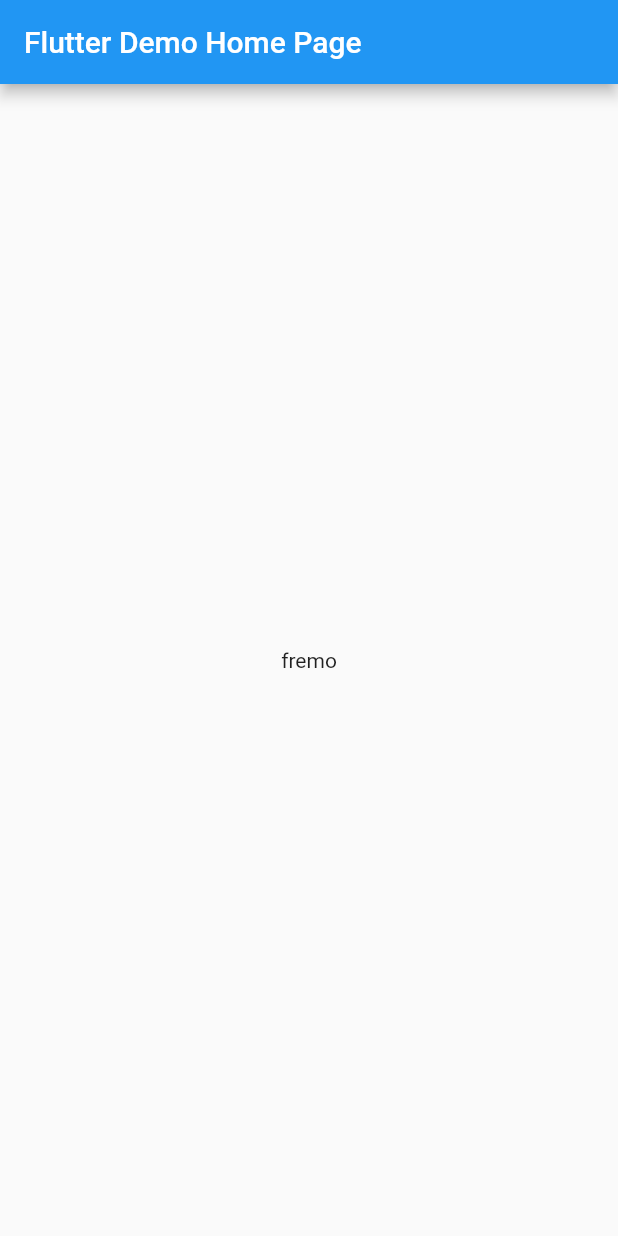
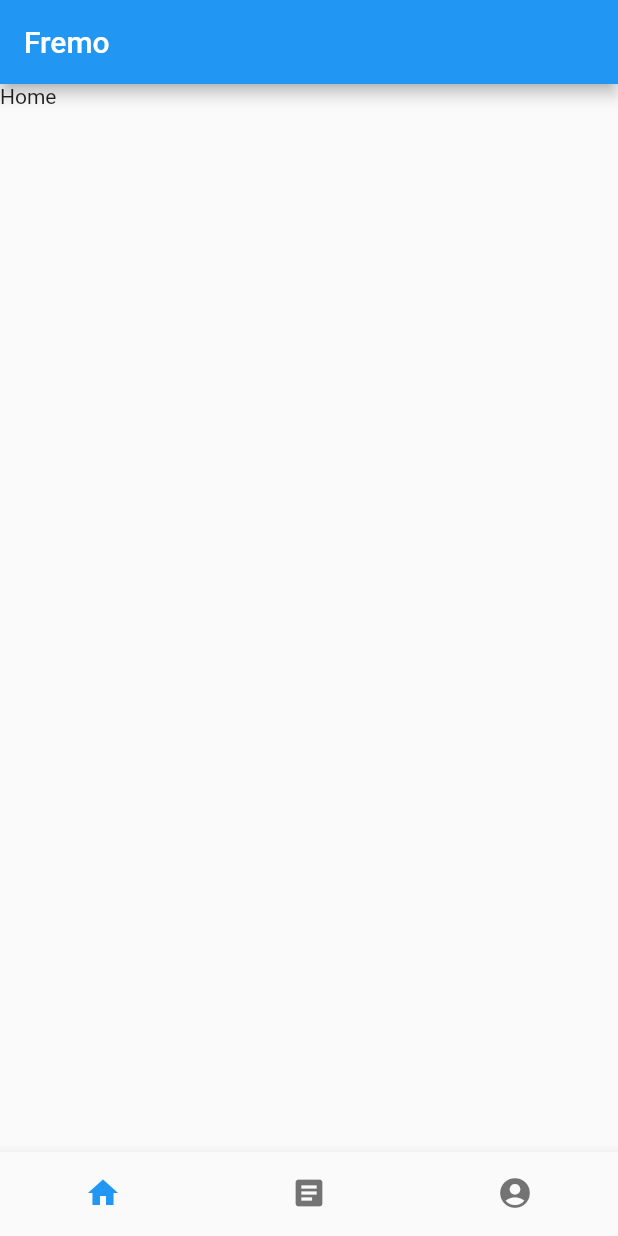
Before and after one commit to Zasz123/fremo_app, a Flutter app: the screen it shows after launch, on a phone screen of 412 x 824 dp. Run offline on Flutter 3.47's test engine with Material 2 defaults, Android fonts, the phone set to English and light mode, and no system bars.

Commit message:
feat: add bottom navigation bar on main

```diff
--- a/lib/main.dart
+++ b/lib/main.dart
@@ -1,4 +1,10 @@
 import 'package:flutter/material.dart';
+
+import 'package:fremo_app/models/bottomNavbar.dart';
+
+import 'package:fremo_app/pages/home.dart';
+import 'package:fremo_app/pages/myMemo.dart';
+import 'package:fremo_app/pages/myInfo.dart';
 
 void main() {
   runApp(MyApp());
@@ -9,11 +15,11 @@ class MyApp extends StatelessWidget {
   Widget build(BuildContext context) {
     return MaterialApp(
       title: 'Fremo App',
+      debugShowCheckedModeBanner: false,
       theme: ThemeData(
         primarySwatch: Colors.blue,
-        visualDensity: VisualDensity.adaptivePlatformDensity,
       ),
-      home: MyHomePage(title: 'Flutter Demo Home Page'),
+      home: MyHomePage(title: 'Fremo'),
     );
   }
 }
@@ -28,22 +34,62 @@ class MyHomePage extends StatefulWidget {
 }
 
 class _MyHomePageState extends State<MyHomePage> {
+  int _selectedPageIndex = 0;
+  List<BottomNavbar> _bottomNavbarList = [
+    BottomNavbar(
+      itemIcon: Icons.home,
+      itemLabel: 'home',
+    ),
+    BottomNavbar(
+      itemIcon: Icons.article,
+      itemLabel: 'my',
+    ),
+    BottomNavbar(
+      itemIcon: Icons.account_circle,
+      itemLabel: 'my',
+    ),
+  ];
+  List<Widget> _pageList = [
+    HomePage(),
+    MyMemo(),
+    MyInfo(),
+  ];
+
+  void _onChangePage(int pagenIdex) {
+    setState(() {
+      _selectedPageIndex = pagenIdex;
+    });
+  }
+
+  BottomNavigationBar _bottomNavbarBuilder() {
+    return BottomNavigationBar(
+      showSelectedLabels: false,
+      showUnselectedLabels: false,
+      onTap: _onChangePage,
+      currentIndex: _selectedPageIndex,
+      items: _bottomNavbarList
+          .map(
+            (item) => BottomNavigationBarItem(
+              icon: Icon(item.itemIcon),
+              label: item.itemLabel,
+            ),
+          )
+          .toList(),
+    );
+  }
+
+  Widget _pageBuilder(selectedPage) {
+    return _pageList[selectedPage];
+  }
+
   @override
   Widget build(BuildContext context) {
     return Scaffold(
       appBar: AppBar(
         title: Text(widget.title),
       ),
-      body: Center(
-        child: Column(
-          mainAxisAlignment: MainAxisAlignment.center,
-          children: <Widget>[
-            Text(
-              'fremo',
-            ),
-          ],
-        ),
-      ),
+      body: _pageBuilder(_selectedPageIndex),
+      bottomNavigationBar: _bottomNavbarBuilder(),
     );
   }
 }
```
